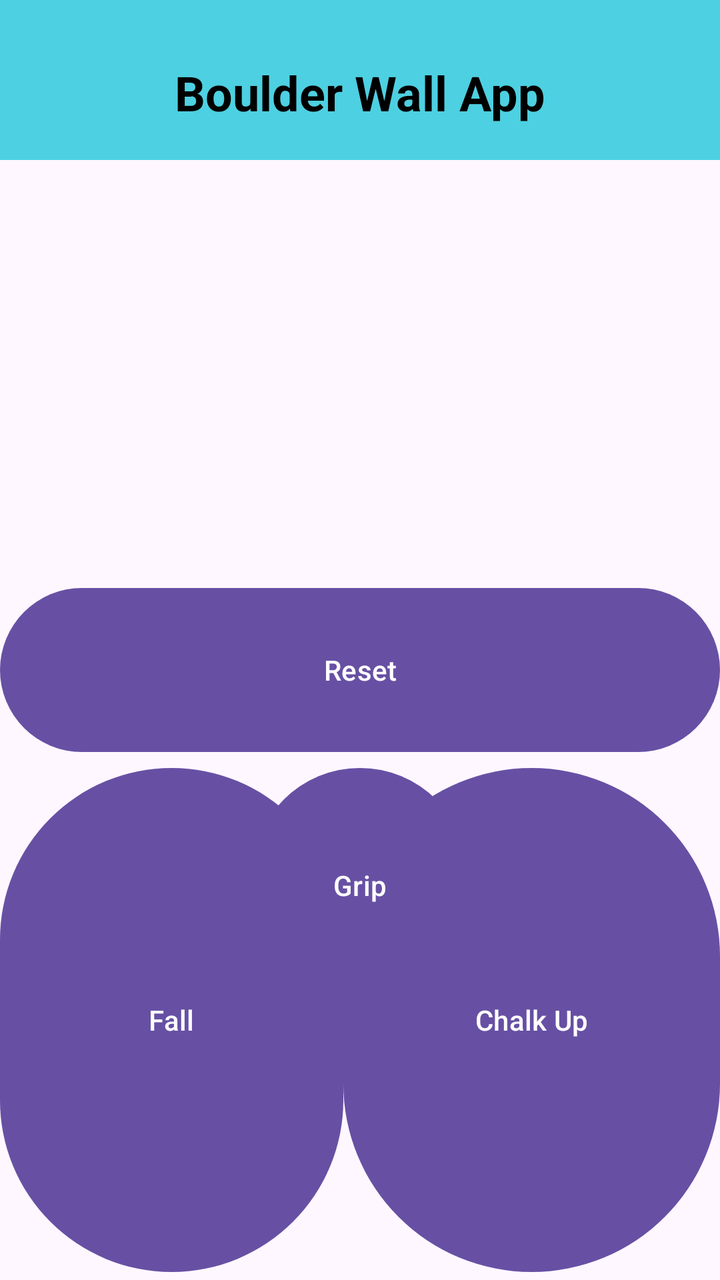
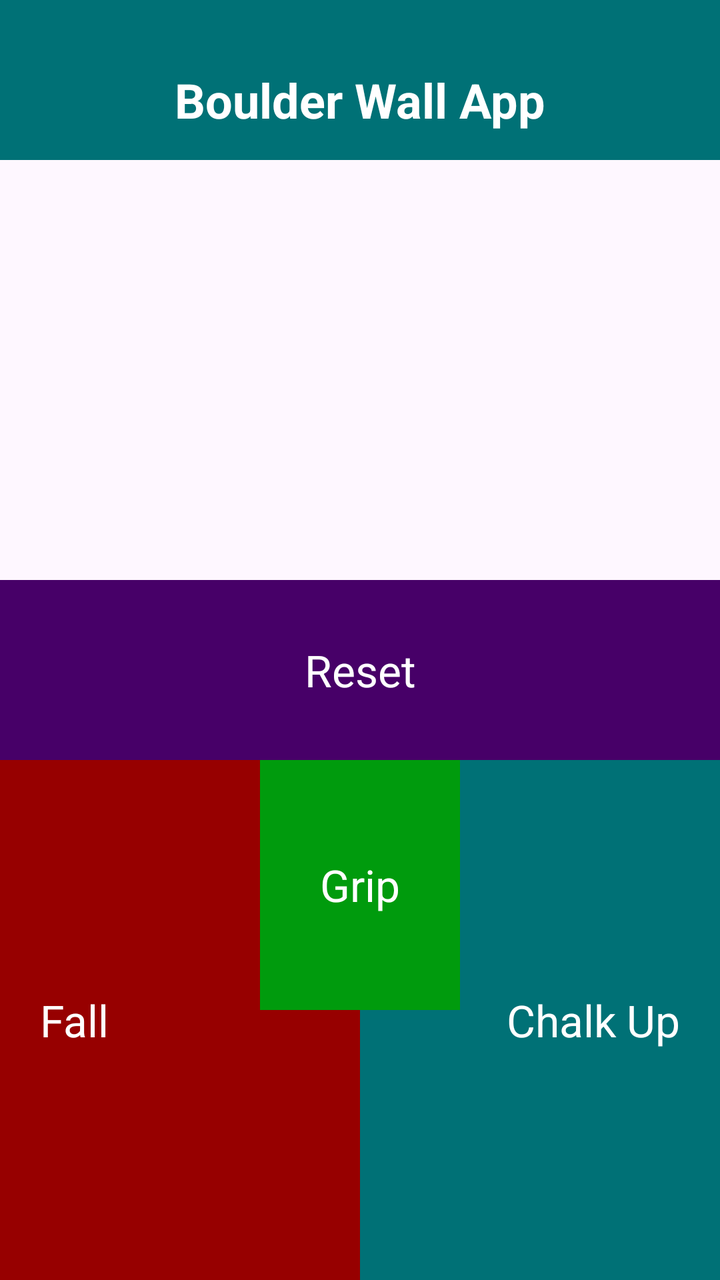

The first picture is an Android layout as it rendered before a commit; the second is the same layout after the commit. The layout source and the unified diff follow.
<!-- AndroidManifest.xml: application theme Theme.BoulderTrack -->
<!-- res/layout/activity_main.xml -->
<?xml version="1.0" encoding="utf-8"?>
<androidx.constraintlayout.widget.ConstraintLayout xmlns:android="http://schemas.android.com/apk/res/android"
    xmlns:app="http://schemas.android.com/apk/res-auto"
    xmlns:tools="http://schemas.android.com/tools"
    android:id="@+id/main"
    android:layout_width="match_parent"
    android:layout_height="match_parent"
    tools:context=".MainActivity">

    <androidx.appcompat.widget.Toolbar
        android:id="@+id/titleBar"
        android:layout_width="match_parent"
        android:layout_height="80dp"
        android:background="#4DD0E1"
        android:minHeight="?attr/actionBarSize"
        android:theme="?attr/actionBarTheme"
        app:layout_constraintEnd_toEndOf="parent"
        app:layout_constraintHorizontal_bias="0.0"
        app:layout_constraintStart_toStartOf="parent"
        app:layout_constraintTop_toTopOf="parent">

        <TextView
            android:id="@+id/title"
            android:layout_width="wrap_content"
            android:layout_height="wrap_content"
            android:layout_gravity="center_horizontal"
            android:layout_marginTop="30dp"
            android:text="@string/title_text"
            android:textColor="#000000"
            android:textSize="24sp"
            android:textStyle="bold" />

    </androidx.appcompat.widget.Toolbar>

    <LinearLayout
        android:layout_width="match_parent"
        android:layout_height="350dp"
        android:orientation="vertical"
        app:layout_constraintBottom_toBottomOf="parent">

        <Button
            android:id="@+id/resetButton"
            android:layout_width="fill_parent"
            android:layout_height="90dp"
            android:text="Reset" />

        <RelativeLayout
            android:layout_width="fill_parent"
            android:layout_height="fill_parent">

            <LinearLayout
                android:layout_width="match_parent"
                android:layout_height="fill_parent"
                android:orientation="horizontal">

                <Button
                    android:id="@+id/fallButton"
                    android:layout_width="wrap_content"
                    android:layout_height="fill_parent"
                    android:layout_weight="0.50"
                    android:text="Fall" />

                <Button
                    android:id="@+id/chalkUpButton"
                    android:layout_width="wrap_content"
                    android:layout_height="fill_parent"
                    android:layout_weight="0.50"
                    android:text="Chalk Up" />

            </LinearLayout>

            <LinearLayout
                android:layout_width="fill_parent"
                android:layout_height="wrap_content">

                <Space
                    android:layout_width="wrap_content"
                    android:layout_height="wrap_content"
                    android:layout_weight="0.35" />

                <Button
                    android:id="@+id/gripButton"
                    android:layout_width="0dp"
                    android:layout_height="125dp"
                    android:layout_weight="0.30"
                    android:text="Grip" />

                <Space
                    android:layout_width="wrap_content"
                    android:layout_height="wrap_content"
                    android:layout_weight="0.35" />
            </LinearLayout>

        </RelativeLayout>

    </LinearLayout>

</androidx.constraintlayout.widget.ConstraintLayout>
<!-- resources referenced by this layout -->
<resources>
  <string name="title_text">Boulder Wall App</string>
  <style name="Theme.BoulderTrack" parent="Base.Theme.BoulderTrack" />
  <style name="Base.Theme.BoulderTrack" parent="Theme.Material3.DayNight.NoActionBar">
          
          
      </style>
</resources>

<!-- the commit's change to res/layout/activity_main.xml (unified diff, before → after) -->
@@ -11,8 +11,9 @@
         android:id="@+id/titleBar"
         android:layout_width="match_parent"
         android:layout_height="80dp"
-        android:background="#4DD0E1"
+        android:background="#007176"
         android:minHeight="?attr/actionBarSize"
+        android:paddingTop="20dp"
         android:theme="?attr/actionBarTheme"
         app:layout_constraintEnd_toEndOf="parent"
         app:layout_constraintHorizontal_bias="0.0"
@@ -24,11 +25,12 @@
             android:layout_width="wrap_content"
             android:layout_height="wrap_content"
             android:layout_gravity="center_horizontal"
-            android:layout_marginTop="30dp"
             android:text="@string/title_text"
-            android:textColor="#000000"
+            android:textColor="#FFFFFF"
             android:textSize="24sp"
-            android:textStyle="bold" />
+            android:textStyle="bold"
+            tools:layout_editor_absoluteX="113dp"
+            tools:layout_editor_absoluteY="30dp" />
 
     </androidx.appcompat.widget.Toolbar>
 
@@ -38,57 +40,77 @@
         android:orientation="vertical"
         app:layout_constraintBottom_toBottomOf="parent">
 
-        <Button
+        <androidx.appcompat.widget.AppCompatButton
             android:id="@+id/resetButton"
-            android:layout_width="fill_parent"
+            style="?android:attr/borderlessButtonStyle"
+            android:layout_width="match_parent"
             android:layout_height="90dp"
-            android:text="Reset" />
+            android:background="#470068"
+            android:text="Reset"
+            android:textAppearance="@style/TextAppearance.AppCompat.Large"
+            android:textColor="#FFFFFF" />
 
         <RelativeLayout
-            android:layout_width="fill_parent"
-            android:layout_height="fill_parent">
+            android:layout_width="match_parent"
+            android:layout_height="match_parent">
 
             <LinearLayout
                 android:layout_width="match_parent"
-                android:layout_height="fill_parent"
+                android:layout_height="match_parent"
                 android:orientation="horizontal">
 
-                <Button
+                <androidx.appcompat.widget.AppCompatButton
                     android:id="@+id/fallButton"
-                    android:layout_width="wrap_content"
-                    android:layout_height="fill_parent"
+                    style="?android:attr/borderlessButtonStyle"
+                    android:layout_width="0dp"
+                    android:layout_height="match_parent"
                     android:layout_weight="0.50"
-                    android:text="Fall" />
+                    android:background="#970000"
+                    android:padding="20dp"
+                    android:text="Fall"
+                    android:textAlignment="viewStart"
+                    android:textAppearance="@style/TextAppearance.AppCompat.Large"
+                    android:textColor="#FFFFFF" />
 
-                <Button
+                <androidx.appcompat.widget.AppCompatButton
                     android:id="@+id/chalkUpButton"
-                    android:layout_width="wrap_content"
-                    android:layout_height="fill_parent"
+                    style="?android:attr/borderlessButtonStyle"
+                    android:layout_width="0dp"
+                    android:layout_height="match_parent"
                     android:layout_weight="0.50"
-                    android:text="Chalk Up" />
+                    android:background="#007176"
+                    android:padding="20dp"
+                    android:text="Chalk Up"
+                    android:textAlignment="viewEnd"
+                    android:textAppearance="@style/TextAppearance.AppCompat.Large"
+                    android:textColor="#FFFFFF" />
 
             </LinearLayout>
 
             <LinearLayout
-                android:layout_width="fill_parent"
+                android:layout_width="match_parent"
                 android:layout_height="wrap_content">
 
                 <Space
-                    android:layout_width="wrap_content"
-                    android:layout_height="wrap_content"
-                    android:layout_weight="0.35" />
+                    android:layout_width="130dp"
+                    android:layout_height="0dp"
+                    />
 
-                <Button
+                <androidx.appcompat.widget.AppCompatButton
                     android:id="@+id/gripButton"
+                    style="?android:attr/borderlessButtonStyle"
                     android:layout_width="0dp"
                     android:layout_height="125dp"
-                    android:layout_weight="0.30"
-                    android:text="Grip" />
+                    android:layout_weight="1"
+                    android:background="#009B0D"
+                    android:text="Grip"
+                    android:textAppearance="@style/TextAppearance.AppCompat.Large"
+                    android:textColor="#FFFFFF" />
 
                 <Space
-                    android:layout_width="wrap_content"
-                    android:layout_height="wrap_content"
-                    android:layout_weight="0.35" />
+                    android:layout_width="130dp"
+                    android:layout_height="0dp"
+                    />
             </LinearLayout>
 
         </RelativeLayout>
